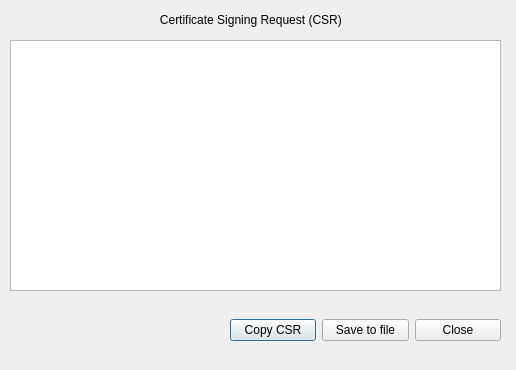
The window that dialog.ui (stacywaturi/Design1) describes before a commit, drawn with Qt 5.
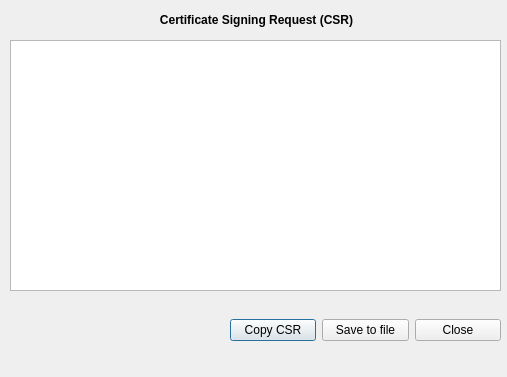
The same window after the commit.

Diff of the .ui file:
```diff
--- a/dialog.ui
+++ b/dialog.ui
@@ -6,8 +6,8 @@
    <rect>
     <x>0</x>
     <y>0</y>
-    <width>516</width>
-    <height>370</height>
+    <width>507</width>
+    <height>377</height>
    </rect>
   </property>
   <property name="windowTitle">
@@ -55,6 +55,12 @@
      <height>20</height>
     </rect>
    </property>
+   <property name="font">
+    <font>
+     <weight>75</weight>
+     <bold>true</bold>
+    </font>
+   </property>
    <property name="text">
     <string>               Certificate Signing Request (CSR)</string>
    </property>
```
